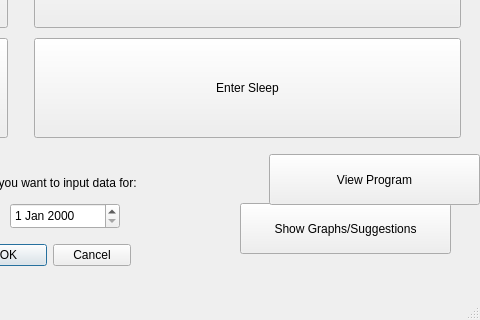
Old version of the form mainmenu.ui in the repository kevinlucas23/getFit; both pictures show x 440 to 920 and y 177 to 497 of the 920 by 497 pixel window.
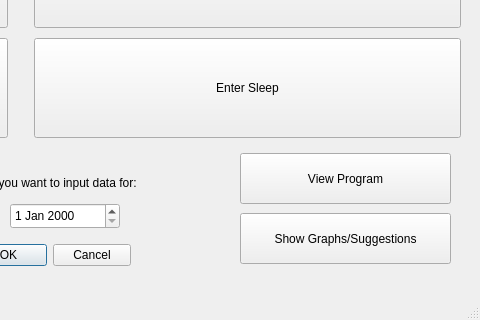
New version of the form.

```diff
--- a/mainmenu.ui
+++ b/mainmenu.ui
@@ -290,7 +290,7 @@
     <property name="geometry">
      <rect>
       <x>680</x>
-      <y>380</y>
+      <y>390</y>
       <width>211</width>
       <height>51</height>
      </rect>
@@ -302,8 +302,8 @@
    <widget class="QPushButton" name="goToProgram">
     <property name="geometry">
      <rect>
-      <x>709</x>
-      <y>331</y>
+      <x>680</x>
+      <y>330</y>
       <width>211</width>
       <height>51</height>
      </rect>
```
